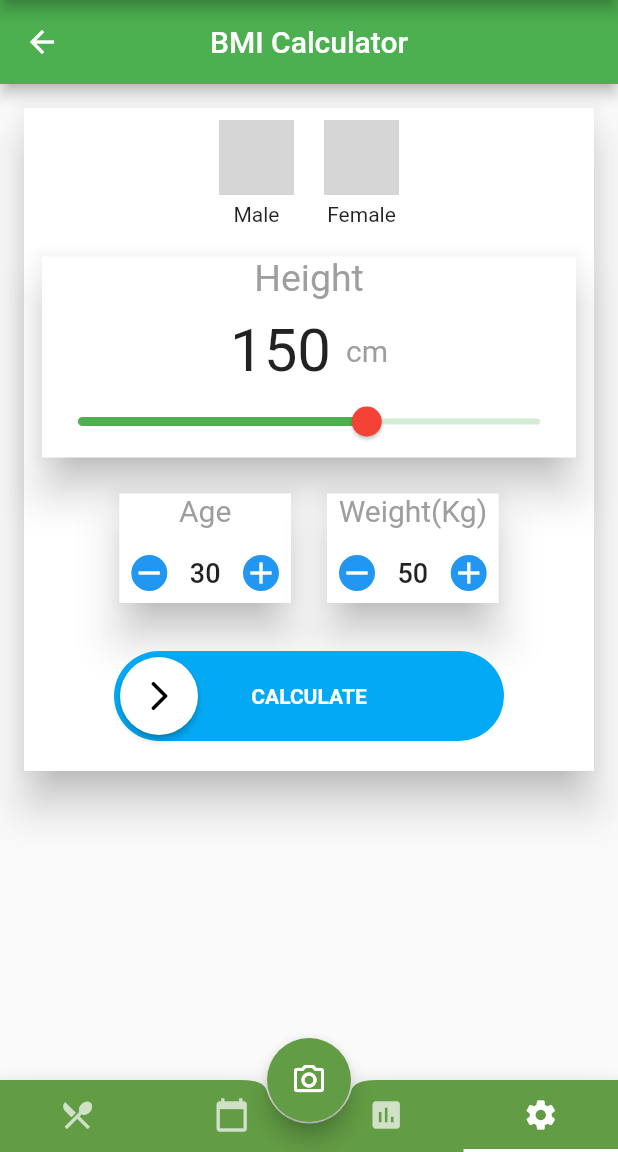
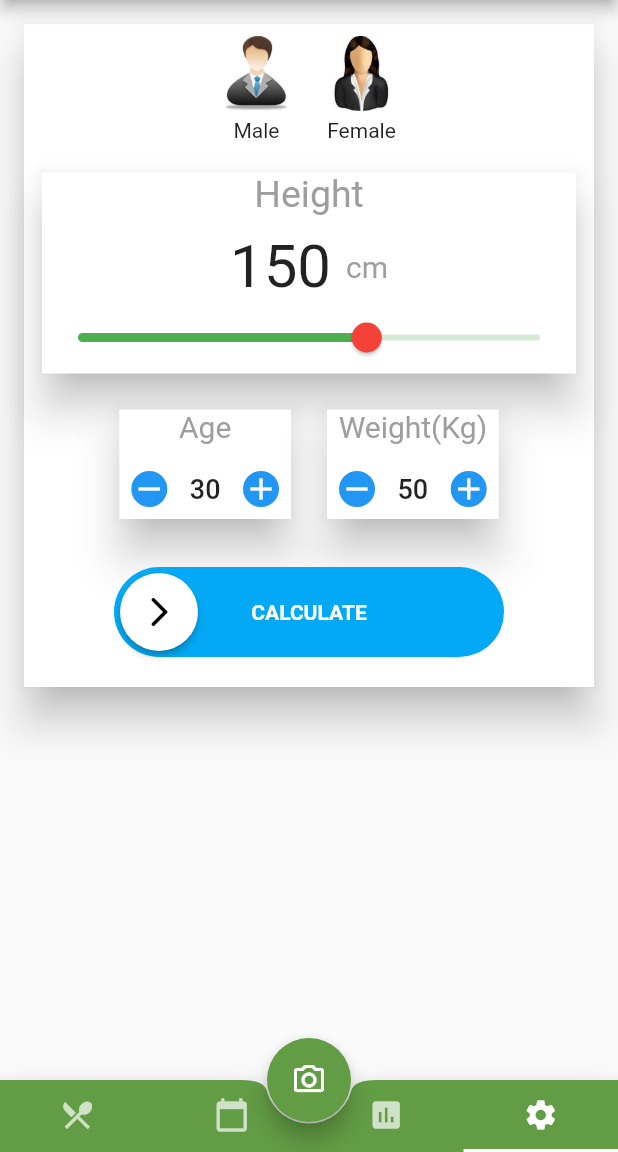
Before and after one commit to cepdnaclk/SnaT-meal-tracking-app, a Flutter app: the DashboardLayout screen opened directly, item 4 of the bottom bar chosen, on a phone screen of 412 x 824 dp, the part 84-1236 px from its top. Run offline on Flutter 3.47's test engine with Material 2 defaults, Android fonts, the phone set to English and light mode, and no system bars; drawn by our look-alikes of swipeable_button_view; our stand-ins replace camera, gallery_saver, image_picker, page_transition, table_calendar; missing offline and left inert: flutter_3d_choice_chip, pretty_gauge; grey boxes are pictures that could not be loaded.

Commit message:
Bug fixing for bmi calculator implementation and disabled sweeping of tabview for better user experience

```diff
--- a/lib/Components/Tab_Views/bmi_view.dart
+++ b/lib/Components/Tab_Views/bmi_view.dart
@@ -29,10 +29,6 @@ class _BmiCalcViewState extends State<BmiCalcView> {
   @override
   Widget build(BuildContext context) {
     return Scaffold(
-        appBar: AppBar(
-          centerTitle: true,
-          title: const Text("BMI Calculator"),
-        ),
         body: SingleChildScrollView(
           child: Container(
             padding: const EdgeInsets.all(12),
--- a/lib/Pages/dashboard_layout.dart
+++ b/lib/Pages/dashboard_layout.dart
@@ -85,6 +85,7 @@ class _DashboardLayoutState extends State<DashboardLayout>
           ),
         ),
         body: TabBarView(
+          physics: const NeverScrollableScrollPhysics(),
           controller: _tabController,
           children: const [
             HomeView(),
```
Also changed, not shown: assets/images/man.png (added), assets/images/woman.png (added).
